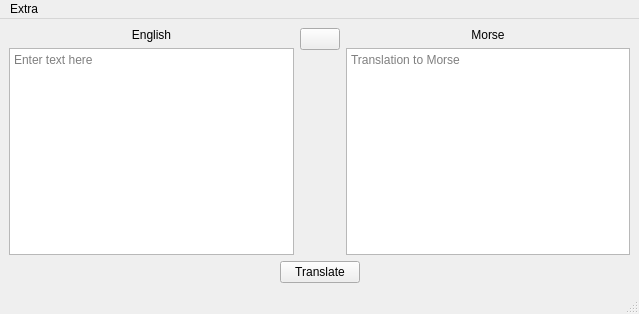
Old version of the form src/mainwindow/mainwindow.ui in the repository VladKk/MorseParser.
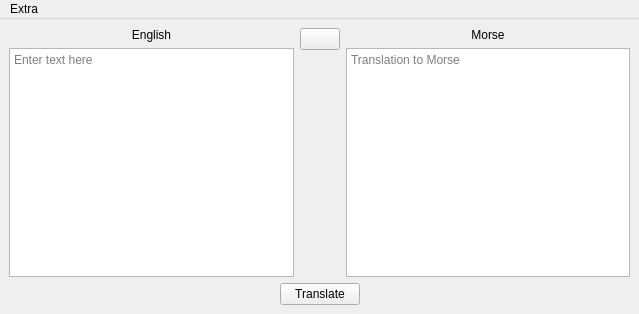
New version of the form.

Commit message: Delete unused status bar

The edit to the form file:
```diff
--- a/src/mainwindow/mainwindow.ui
+++ b/src/mainwindow/mainwindow.ui
@@ -170,7 +170,6 @@
    </widget>
    <addaction name="menuExtra"/>
   </widget>
-  <widget class="QStatusBar" name="statusBar"/>
   <action name="actionAbout_developer">
    <property name="text">
     <string>About developer</string>
```
